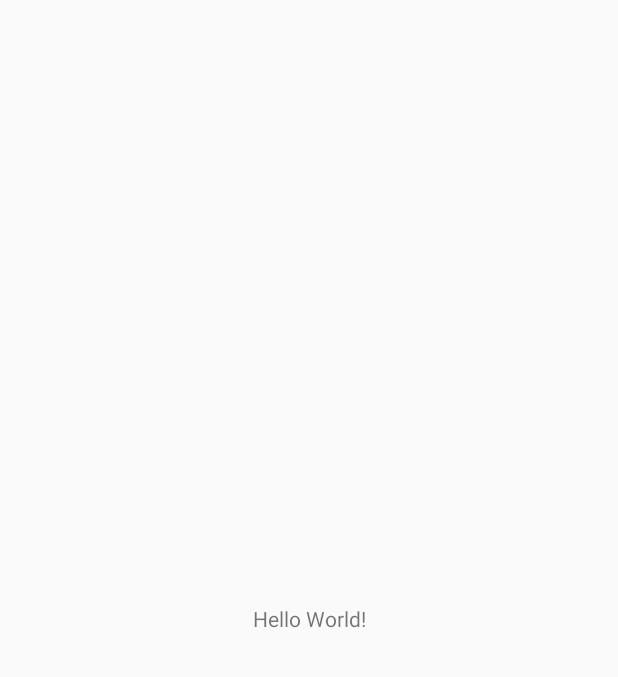
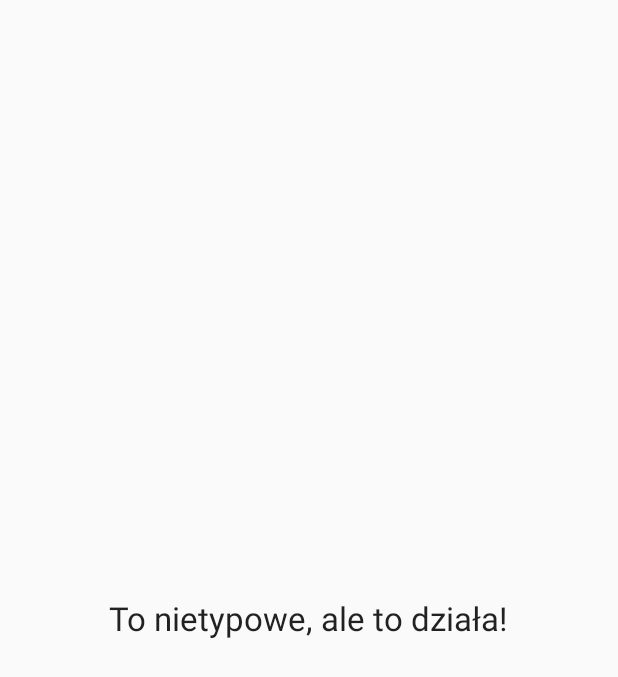
Before and after one commit to xkadmx/Components, an Android app: the screen it shows after launch (MainActivity), on a phone screen of 412 x 824 dp. Before the commit the part shown is almost empty. Shown: the top 677 px of the screen. Run offline under Robolectric (Android 15) with nearby library versions, the phone set to English and light mode, and no system bars.

Commit message:
Emulator works
Signed-off-by: xkadmx <zuzanna.rosinska@yahoo.com>

```diff
--- a/app/src/main/res/layout/activity_main.xml
+++ b/app/src/main/res/layout/activity_main.xml
@@ -9,7 +9,8 @@
     <TextView
         android:layout_width="wrap_content"
         android:layout_height="wrap_content"
-        android:text="Hello World!"
+        android:text="To nietypowe, ale to działa!"
+        android:textAppearance="@style/TextAppearance.AppCompat.Large"
         app:layout_constraintBottom_toBottomOf="parent"
         app:layout_constraintLeft_toLeftOf="parent"
         app:layout_constraintRight_toRightOf="parent"
```
